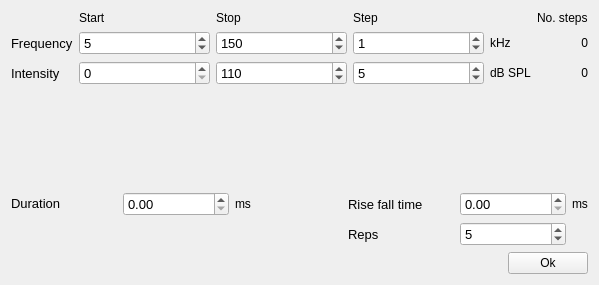
Before: the Qt Designer form spikeylab/stim/tuning_curve.ui in portfors-lab/sparkle, drawn with Qt 5.
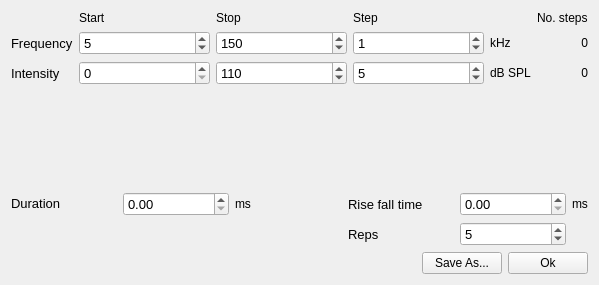
After: the same form once the commit is applied. Custom widgets are drawn as their Qt base class.

```diff
--- a/spikeylab/stim/tuning_curve.ui
+++ b/spikeylab/stim/tuning_curve.ui
@@ -363,6 +363,13 @@
        </property>
       </spacer>
      </item>
+     <item>
+      <widget class="QPushButton" name="save_btn">
+       <property name="text">
+        <string>Save As...</string>
+       </property>
+      </widget>
+     </item>
      <item>
       <widget class="QPushButton" name="ok_btn">
        <property name="text">
```
Left out of the diff: 17 changed lines with no effect on the pictures.
